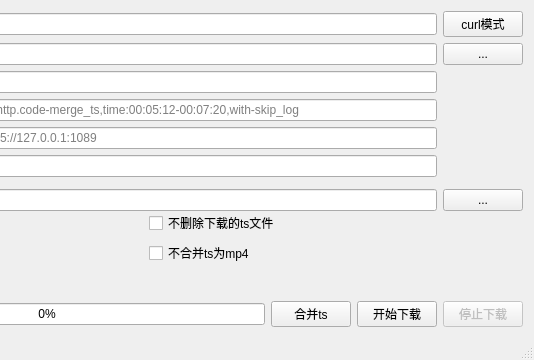
Old version of the form m3u8d-qt/mainwindow.ui in the repository orestonce/m3u8d; both pictures show x 236 to 770 and y 0 to 360 of the 770 by 360 pixel window.
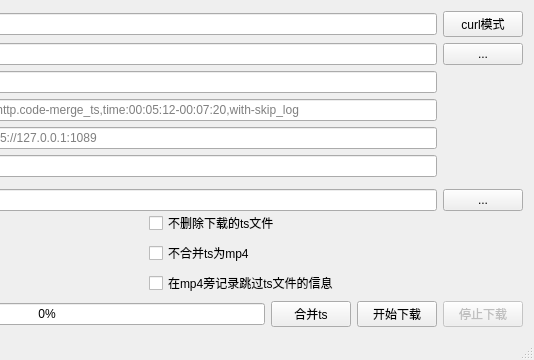
New version of the form.

Commit message: 在mp4旁记录跳过ts文件的信息

```diff
--- a/m3u8d-qt/mainwindow.ui
+++ b/m3u8d-qt/mainwindow.ui
@@ -223,6 +223,13 @@
             </property>
            </widget>
           </item>
+          <item row="2" column="1">
+           <widget class="QCheckBox" name="checkBox_WithSkipLog">
+            <property name="text">
+             <string>在mp4旁记录跳过ts文件的信息</string>
+            </property>
+           </widget>
+          </item>
          </layout>
         </item>
         <item>
```
The commit also changes 9 other files.
